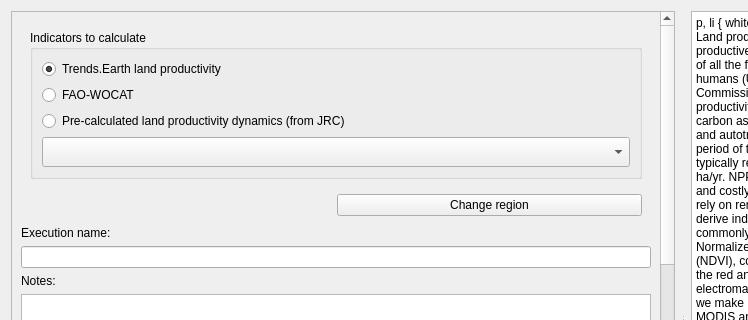
This is LDMP/gui/DlgCalculateProd.ui in ConservationInternational/trends.earth as Qt 5 draws it before an edit; both pictures show x 0 to 748 and y 0 to 320 of the 958 by 674 pixel window. The edited form follows.
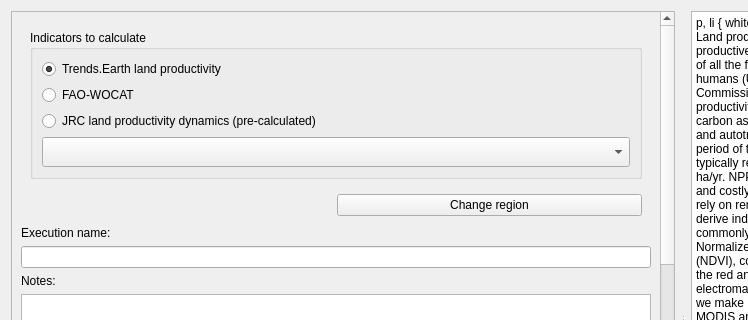
This is the edited form. Custom widgets are drawn as their Qt base class.

```diff
--- a/LDMP/gui/DlgCalculateProd.ui
+++ b/LDMP/gui/DlgCalculateProd.ui
@@ -131,7 +131,7 @@
                     </sizepolicy>
                    </property>
                    <property name="text">
-                    <string>Pre-calculated land productivity dynamics (from JRC)</string>
+                    <string>JRC land productivity dynamics (pre-calculated)</string>
                    </property>
                    <property name="checked">
                     <bool>false</bool>
```
